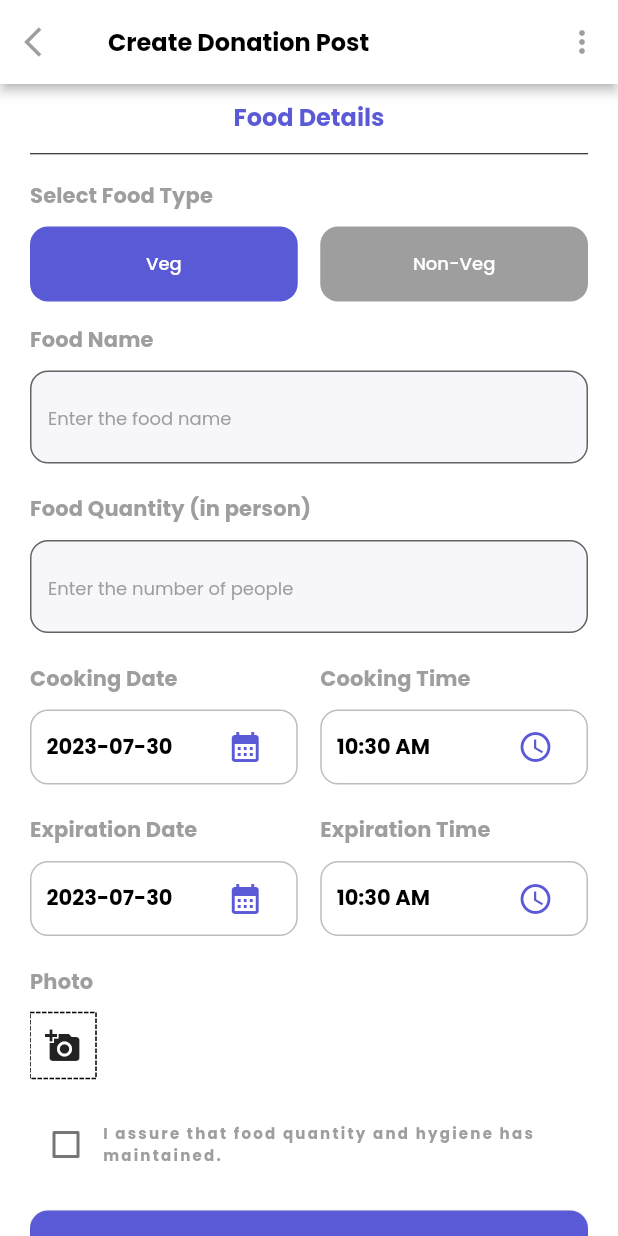
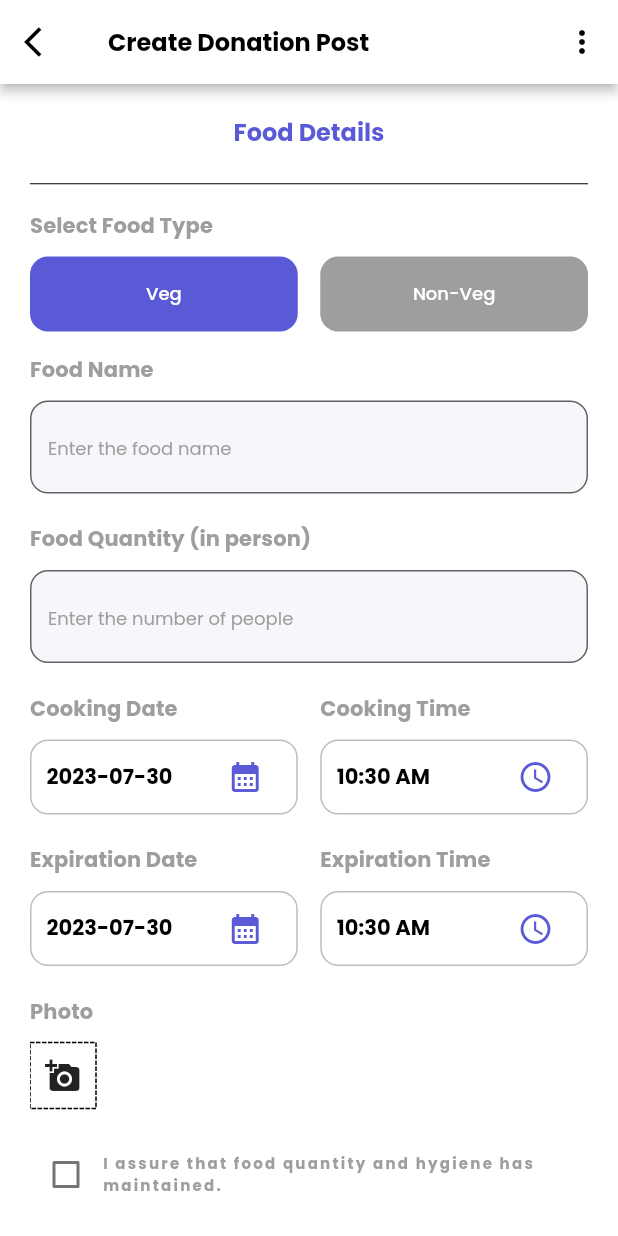
Before and after one commit to ShishirRijal/Zero-Waste-Kitchen-Flutter, a Flutter app: the CreateDonationPost screen opened directly, on a phone screen of 412 x 824 dp. Run offline on Flutter 3.47's test engine with Material 2 defaults, Android fonts, the phone set to English and light mode, and no system bars; drawn by our look-alikes of dotted_border; our stand-ins replace flutter_svg, font_awesome_flutter, google_fonts, image_picker.

Commit message:
bud fixes

```diff
--- a/frontend/lib/main.dart
+++ b/frontend/lib/main.dart
@@ -15,7 +15,7 @@ class MyApp extends StatelessWidget {
   Widget build(BuildContext context) {
     return MaterialApp(
       theme: theme,
-      home: const LoginPage(),
+      home: const LandingScreen(),
       debugShowCheckedModeBanner: false,
     );
   }
--- a/frontend/lib/screens/create_donation_post.dart
+++ b/frontend/lib/screens/create_donation_post.dart
@@ -3,13 +3,12 @@ import 'dart:io';
 import 'package:dotted_border/dotted_border.dart';
 import 'package:flutter/foundation.dart';
 import 'package:flutter/material.dart';
+import 'package:flutter/services.dart';
 import 'package:image_picker/image_picker.dart';
 import 'package:intl/intl.dart';
 import 'package:zero_waste_kitchen/screens/sucess_donation_request.dart';
 import 'package:zero_waste_kitchen/utils/constants.dart';
 import 'package:zero_waste_kitchen/widgets/widgets.dart';
-
-import 'screens.dart';
 
 enum DishCategory { veg, nonveg }
 
@@ -112,9 +111,9 @@ class _CreateDonationPostState extends State<CreateDonationPost> {
   Widget build(BuildContext context) {
     return Scaffold(
       appBar: AppBar(
-        leading: const IconButton(
-          icon: Icon(Icons.arrow_back_ios),
-          onPressed: null,
+        leading: IconButton(
+          icon: const Icon(Icons.arrow_back_ios, color: Colors.black),
+          onPressed: () => Navigator.pop(context),
         ),
         centerTitle: false,
         title: Text(
@@ -127,11 +126,12 @@ class _CreateDonationPostState extends State<CreateDonationPost> {
         actions: const [
           IconButton(
             onPressed: null,
-            icon: Icon(Icons.more_vert),
+            icon: Icon(Icons.more_vert, color: Colors.black),
           ),
         ],
       ),
-      body: Container(
+      body: SafeArea(
+        child: Container(
           padding: const EdgeInsets.symmetric(
               horizontal: Constants.kHorizontalPadding),
           child: SingleChildScrollView(
@@ -141,7 +141,7 @@ class _CreateDonationPostState extends State<CreateDonationPost> {
                 Align(
                   alignment: Alignment.center,
                   child: Padding(
-                  padding: const EdgeInsets.all(10.0),
+                    padding: const EdgeInsets.all(20.0),
                     child: Text(
                       "Food Details",
                       style: Theme.of(context).textTheme.titleMedium!.copyWith(
@@ -230,6 +230,8 @@ class _CreateDonationPostState extends State<CreateDonationPost> {
                 TextField(
                   keyboardType: TextInputType.number,
                   controller: _foodQuantity,
+                  // only accept the numbers input
+                  inputFormatters: [FilteringTextInputFormatter.digitsOnly],
                   decoration: InputDecoration(
                     hintText: "Enter the number of people",
                     hintStyle: Theme.of(context)
@@ -351,7 +353,8 @@ class _CreateDonationPostState extends State<CreateDonationPost> {
                         "I assure that food quantity and hygiene has maintained.",
                         textAlign: TextAlign.start,
                         style: Theme.of(context).textTheme.labelSmall!.copyWith(
-                          color: Constants.kGrey, fontWeight: FontWeight.bold),
+                            color: Constants.kGrey,
+                            fontWeight: FontWeight.bold),
                       ),
                     ),
                   ],
@@ -360,7 +363,7 @@ class _CreateDonationPostState extends State<CreateDonationPost> {
                   height: 20,
                 ),
                 SizedBox(
-                height: 50,
+                  height: 60,
                   width: double.infinity,
                   child: ElevatedButton(
                     onPressed: () {
@@ -390,6 +393,7 @@ class _CreateDonationPostState extends State<CreateDonationPost> {
             ),
           ),
         ),
+      ),
     );
   }
 }
--- a/frontend/lib/screens/landing_screen.dart
+++ b/frontend/lib/screens/landing_screen.dart
@@ -26,7 +26,9 @@ class LandingScreen extends StatelessWidget {
               child: Text(
                 "Find local charities to donate food",
                 textAlign: TextAlign.center,
-                style: Theme.of(context).textTheme.bodyMedium,
+                style: Theme.of(context).textTheme.bodyMedium!.copyWith(
+                      color: Constants.kWhiteColor,
+                    ),
               ),
             ),
             Flexible(
```
Also changed, not shown: frontend/lib/screens/role_screen.dart (+7 -3 lines), frontend/lib/utils/theme.dart (+4 -7 lines). Lines whose indentation alone changed are shown as unchanged.
